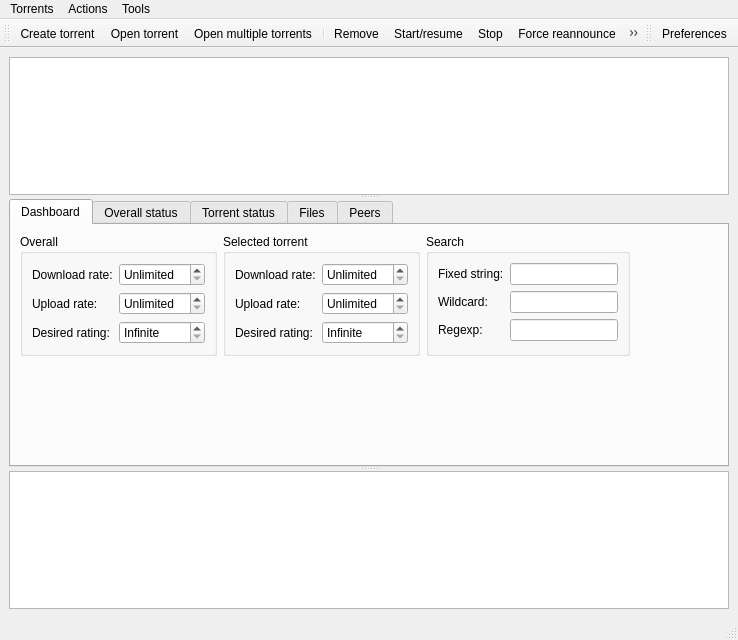
Old version of the form src/plugins/torrent/mainwindow.ui in the repository 0xd34df00d/leechcraft.
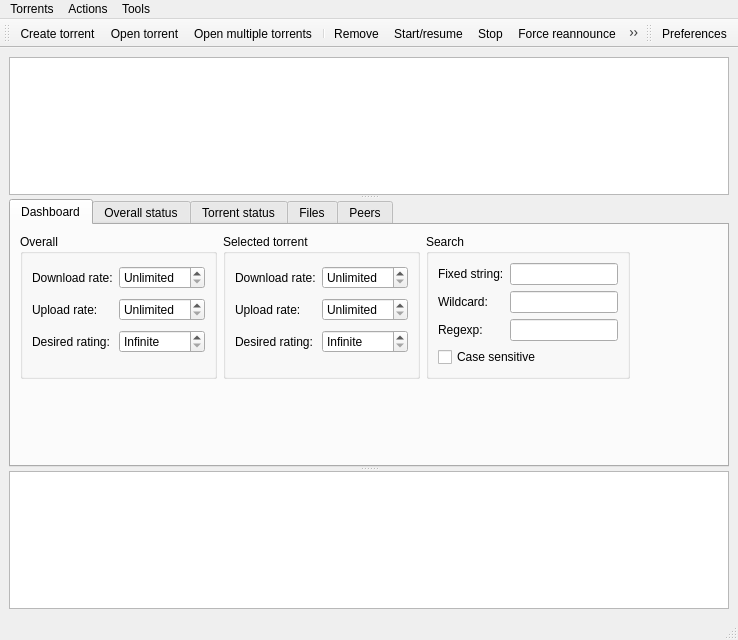
New version of the form. Icons and pictures are not drawn. Custom widgets are drawn as their Qt base class.

Commit message: + BitTorrent: FS#87: Case sensitive searches.

Diff of the .ui file:
```diff
--- a/src/plugins/torrent/mainwindow.ui
+++ b/src/plugins/torrent/mainwindow.ui
@@ -139,6 +139,22 @@
               </property>
              </widget>
             </item>
+            <item row="3" column="0" >
+             <spacer>
+              <property name="orientation" >
+               <enum>Qt::Vertical</enum>
+              </property>
+              <property name="sizeType" >
+               <enum>QSizePolicy::Minimum</enum>
+              </property>
+              <property name="sizeHint" >
+               <size>
+                <width>20</width>
+                <height>10</height>
+               </size>
+              </property>
+             </spacer>
+            </item>
            </layout>
           </widget>
          </item>
@@ -220,6 +236,22 @@
               </property>
              </widget>
             </item>
+            <item row="3" column="0" >
+             <spacer>
+              <property name="orientation" >
+               <enum>Qt::Vertical</enum>
+              </property>
+              <property name="sizeType" >
+               <enum>QSizePolicy::Minimum</enum>
+              </property>
+              <property name="sizeHint" >
+               <size>
+                <width>20</width>
+                <height>10</height>
+               </size>
+              </property>
+             </spacer>
+            </item>
            </layout>
           </widget>
          </item>
@@ -259,6 +291,13 @@
             <item row="2" column="1" >
              <widget class="QLineEdit" name="RegexpSearch_" />
             </item>
+            <item row="3" column="0" colspan="2" >
+             <widget class="QCheckBox" name="CaseSensitiveSearch_" >
+              <property name="text" >
+               <string>Case sensitive</string>
+              </property>
+             </widget>
+            </item>
            </layout>
           </widget>
          </item>
```
The commit also changes 3 other files.
